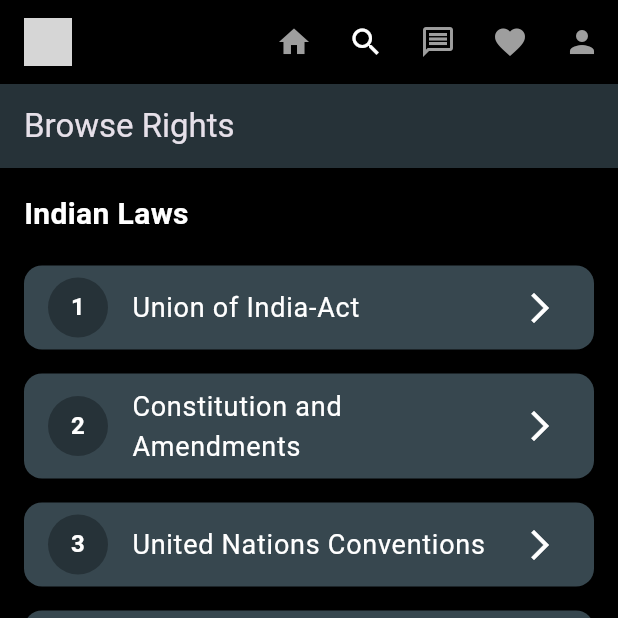
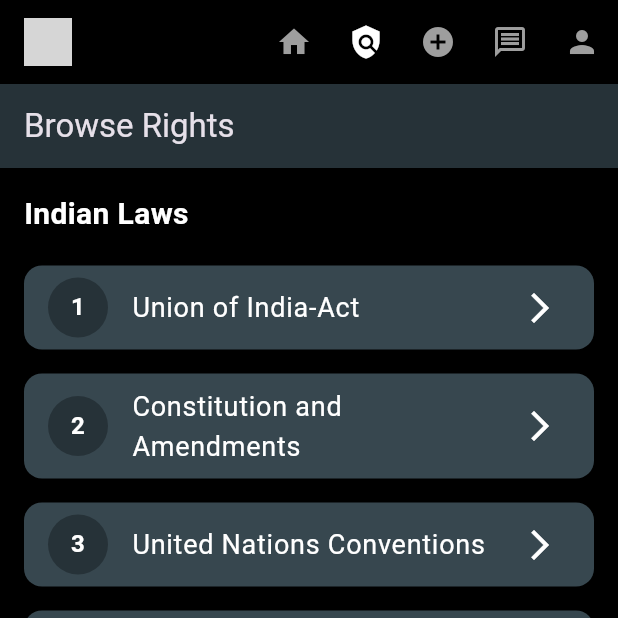
Before and after one commit to rishabhkr-r111/chat-rights, a Flutter app: the WebScreenLayout screen opened directly, swiped to page 2, on a phone screen of 412 x 824 dp, the top half of it. Run offline on Flutter 3.47's test engine with Material 3 defaults, Android fonts, the phone set to English and light mode, and no system bars; our stand-ins replace cloud_firestore, file_picker, firebase_auth, firebase_core, firebase_storage, flutter_chat_types and 6 more; missing offline and left inert: syncfusion_flutter_pdf; accounts and stored records are empty; network calls fail; project files that could hold a hidden picture were left out; grey boxes are pictures that could not be loaded.

Commit message:
web app fixes

```diff
--- a/lib/responsive/web_screen_layout.dart
+++ b/lib/responsive/web_screen_layout.dart
@@ -61,21 +61,21 @@ class _WebScreenLayoutState extends State<WebScreenLayout> {
           ),
           IconButton(
             icon: Icon(
-              Icons.search,
+              Icons.policy,
               color: _page == 1 ? primaryColor : secondaryColor,
             ),
             onPressed: () => navigationTapped(1),
           ),
           IconButton(
             icon: Icon(
-              Icons.message_outlined,
+              Icons.add_circle,
               color: _page == 2 ? primaryColor : secondaryColor,
             ),
             onPressed: () => navigationTapped(2),
           ),
           IconButton(
             icon: Icon(
-              Icons.favorite,
+              Icons.message_outlined,
               color: _page == 3 ? primaryColor : secondaryColor,
             ),
             onPressed: () => navigationTapped(3),
```
Also changed, not shown: screenshot.png (deleted).
